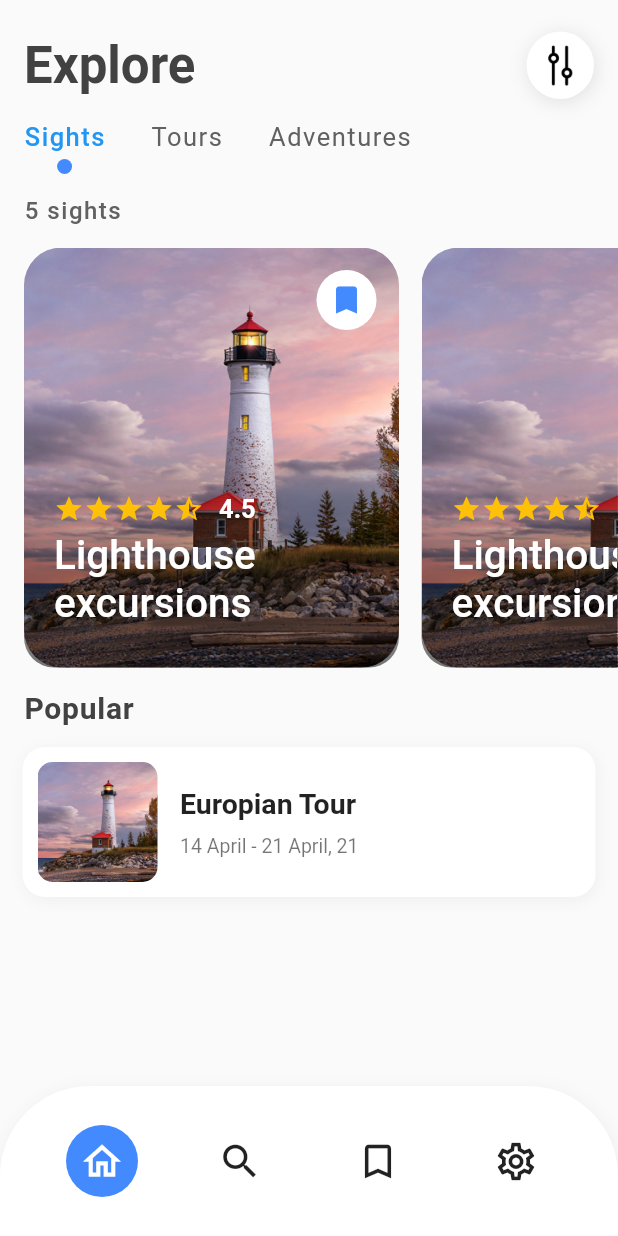
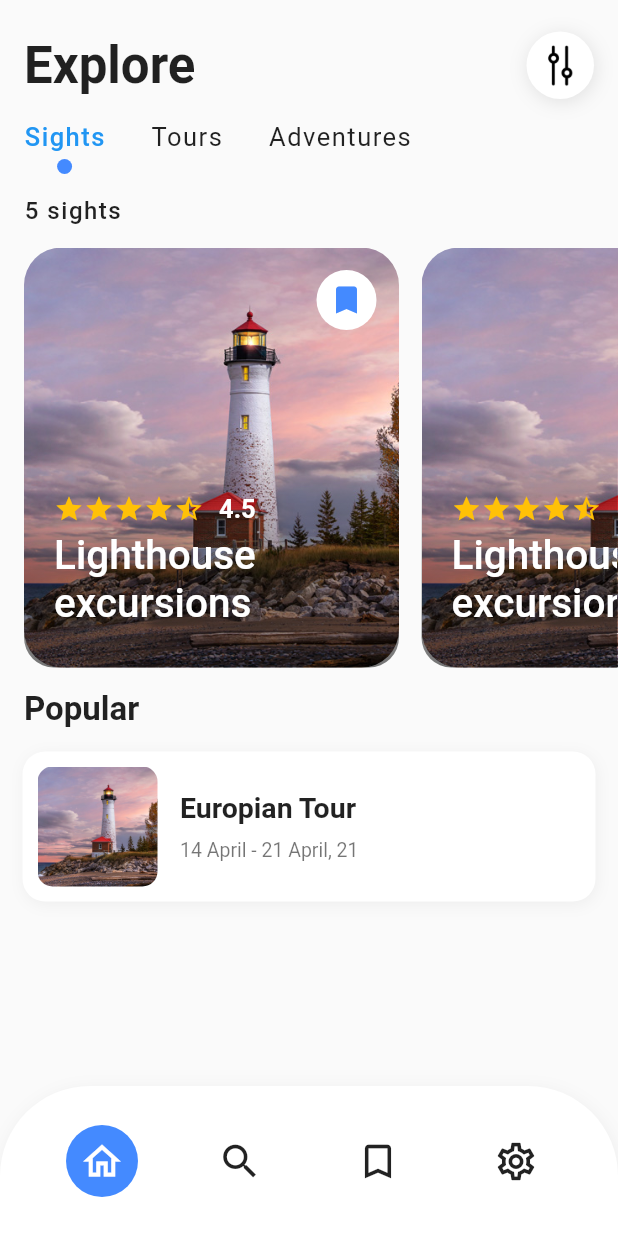
Before and after one commit to hellyab/travel_app, a Flutter app: the screen it shows after launch, on a phone screen of 412 x 824 dp. Run offline on Flutter 3.47's test engine with Material 2 defaults, Android fonts, the phone set to English and light mode, and no system bars.

Commit message:
fix: correct color issues feat: add details page to onGenerateRoute

```diff
--- a/lib/screens/home_screen/home_screen.dart
+++ b/lib/screens/home_screen/home_screen.dart
@@ -77,12 +77,10 @@ class _HomeScreenState extends State<HomeScreen> {
                   children: [
                     Text(
                       'Popular',
-                      style: TextStyle(
-                        fontSize: 20,
-                        fontWeight: FontWeight.w600,
-                        letterSpacing: 0.5,
-                        color: Colors.grey[800],
-                      ),
+                      style: Theme.of(context).textTheme.subtitle1?.copyWith(
+                            fontWeight: FontWeight.bold,
+                            fontSize: 22,
+                          ),
                     ),
                   ],
                 ),
--- a/lib/screens/home_screen/widgets/custom_tab_bar_item.dart
+++ b/lib/screens/home_screen/widgets/custom_tab_bar_item.dart
@@ -27,7 +27,7 @@ class CustomTabBarItem extends StatelessWidget {
             Text(
               title,
               style: TextStyle(
-                color: active ? Colors.blue : Colors.grey[700],
+                color: active ? Colors.blue : Colors.black87,
                 fontWeight: active ? FontWeight.w500 : FontWeight.w400,
                 letterSpacing: 1.0,
                 fontSize: 17,
--- a/lib/screens/home_screen/widgets/sight_count.dart
+++ b/lib/screens/home_screen/widgets/sight_count.dart
@@ -14,7 +14,7 @@ class SightCount extends StatelessWidget {
       ///plurality of the noun corresponds to the count
       '$count sight${count > 1 ? "s" : ""}',
       style: TextStyle(
-        color: Colors.grey[700],
+        color: Colors.black87,
         fontWeight: FontWeight.w500,
         letterSpacing: 1.0,
         fontSize: 16,
--- a/lib/screens/home_screen/widgets/title_bar.dart
+++ b/lib/screens/home_screen/widgets/title_bar.dart
@@ -23,7 +23,7 @@ class TitleBar extends StatelessWidget {
           Text(
             title,
             style: Theme.of(context).textTheme.headline4?.copyWith(
-                  color: Colors.grey[800],
+                  color: Colors.black87,
                   fontWeight: FontWeight.w600,
                 ),
           ),
```
